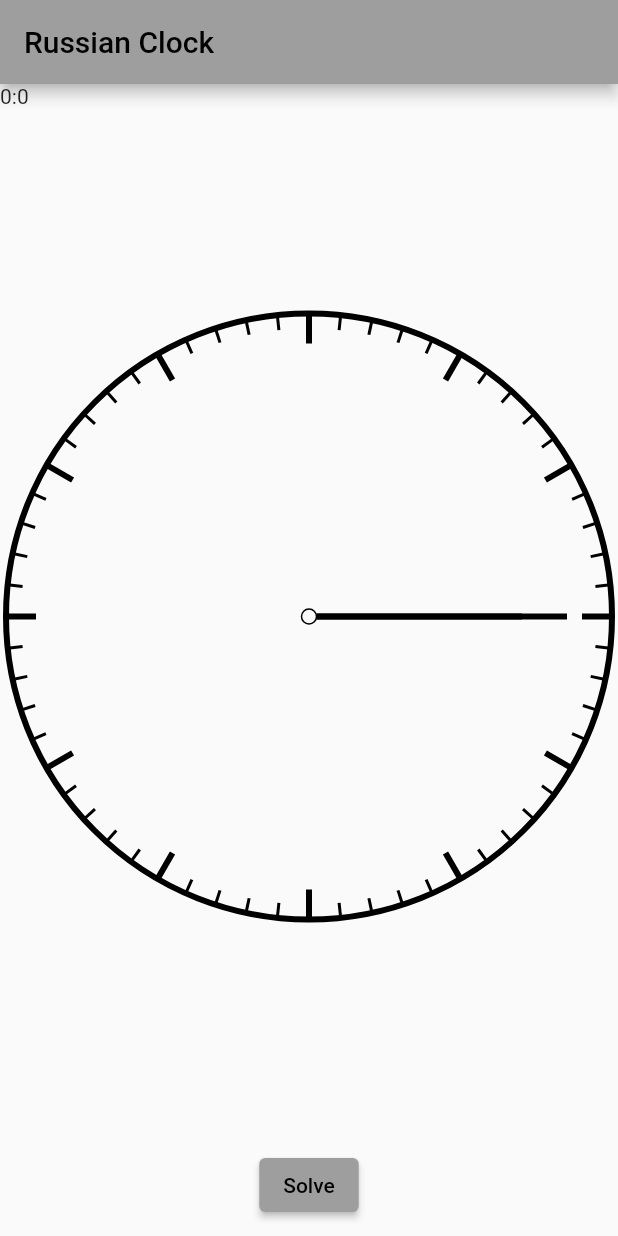
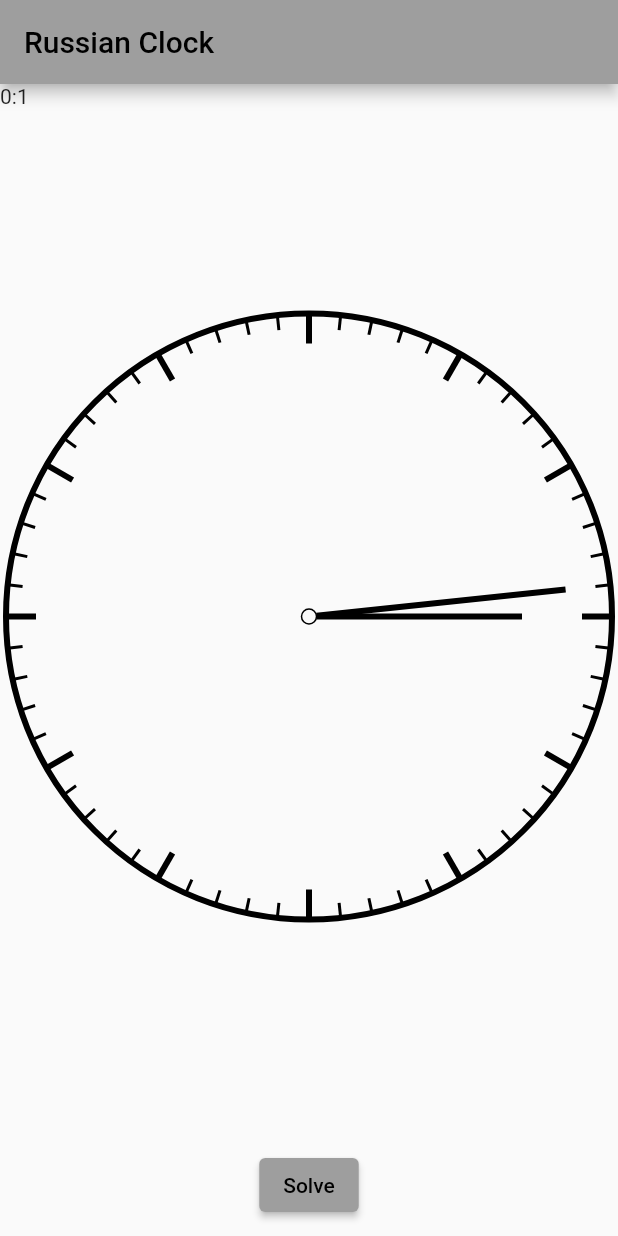
Before and after one commit to dirkz/russian_clock, a Flutter app: the screen it shows after launch, after a tap on "Solve", on a phone screen of 412 x 824 dp. Run offline on Flutter 3.47's test engine with Material 2 defaults, Android fonts, the phone set to English and light mode, and no system bars.

Commit message:
Different test sample

```diff
--- a/lib/time.dart
+++ b/lib/time.dart
@@ -9,7 +9,7 @@ class HourMinute {
   factory HourMinute.random({required Random random}) {
     final m = random.nextInt(59) + 1;
     final h = random.nextInt(11) + 1;
-    return HourMinute(hour: 0, minute: 0);
+    return HourMinute(hour: 0, minute: 1);
   }
 
   @override
```
